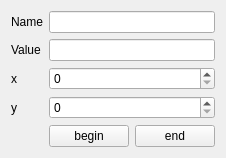
Above: src/Interface/NodePropertiesWidget.ui from KDE/rocs before the change. Below: the same form after it.
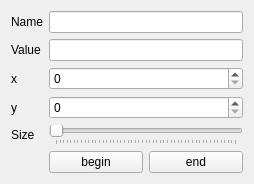
That is the form after the change. Custom widgets are drawn as their Qt base class.

Commit message: started on the dialog to change node properties.

What changed in the file:
```diff
--- a/src/Interface/NodePropertiesWidget.ui
+++ b/src/Interface/NodePropertiesWidget.ui
@@ -6,7 +6,7 @@
    <rect>
     <x>0</x>
     <y>0</y>
-    <width>209</width>
+    <width>254</width>
     <height>148</height>
    </rect>
   </property>
@@ -78,8 +78,8 @@
      </property>
     </widget>
    </item>
-   <item row="5" column="1">
-    <widget class="KPushButton" name="kpushbutton">
+   <item row="6" column="1">
+    <widget class="KPushButton" name="_begin">
      <property name="text">
       <string>begin</string>
      </property>
@@ -88,8 +88,8 @@
      </property>
     </widget>
    </item>
-   <item row="5" column="2">
-    <widget class="KPushButton" name="kpushbutton_2">
+   <item row="6" column="2">
+    <widget class="KPushButton" name="_end">
      <property name="text">
       <string>end</string>
      </property>
@@ -98,6 +98,35 @@
      </property>
     </widget>
    </item>
+   <item row="5" column="1" colspan="2">
+    <widget class="QSlider" name="_size">
+     <property name="maximum">
+      <number>500</number>
+     </property>
+     <property name="singleStep">
+      <number>1</number>
+     </property>
+     <property name="value">
+      <number>1</number>
+     </property>
+     <property name="orientation">
+      <enum>Qt::Horizontal</enum>
+     </property>
+     <property name="tickPosition">
+      <enum>QSlider::TicksBelow</enum>
+     </property>
+     <property name="tickInterval">
+      <number>0</number>
+     </property>
+    </widget>
+   </item>
+   <item row="5" column="0">
+    <widget class="QLabel" name="label_5">
+     <property name="text">
+      <string>Size</string>
+     </property>
+    </widget>
+   </item>
   </layout>
  </widget>
  <customwidgets>
```
Left out of the diff: 12 changed lines with no effect on the pictures. The commit also changes 5 other files.
